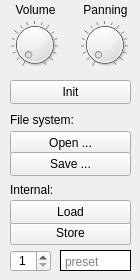
This is programwidget.ui in Marzac/OPA-Editor as Qt 5 draws it before an edit. The edited form follows.
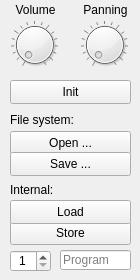
This is the edited form.

```diff
--- a/programwidget.ui
+++ b/programwidget.ui
@@ -48,9 +48,9 @@
   <widget class="QLabel" name="volumeLabel">
    <property name="geometry">
     <rect>
-     <x>10</x>
+     <x>0</x>
      <y>0</y>
-     <width>51</width>
+     <width>71</width>
      <height>20</height>
     </rect>
    </property>
@@ -96,9 +96,9 @@
   <widget class="QLabel" name="panningLabel">
    <property name="geometry">
     <rect>
-     <x>80</x>
+     <x>70</x>
      <y>0</y>
-     <width>51</width>
+     <width>71</width>
      <height>20</height>
     </rect>
    </property>
@@ -193,35 +193,23 @@
     <string>Internal:</string>
    </property>
   </widget>
-  <widget class="QPlainTextEdit" name="slotNameEdit">
-   <property name="enabled">
-    <bool>true</bool>
-   </property>
+  <widget class="QLineEdit" name="nameLine">
    <property name="geometry">
     <rect>
      <x>60</x>
      <y>250</y>
      <width>71</width>
-     <height>21</height>
+     <height>20</height>
     </rect>
    </property>
    <property name="inputMethodHints">
     <set>Qt::ImhNone</set>
    </property>
-   <property name="frameShape">
-    <enum>QFrame::Box</enum>
-   </property>
-   <property name="frameShadow">
-    <enum>QFrame::Plain</enum>
-   </property>
-   <property name="verticalScrollBarPolicy">
-    <enum>Qt::ScrollBarAlwaysOff</enum>
-   </property>
-   <property name="horizontalScrollBarPolicy">
-    <enum>Qt::ScrollBarAlwaysOff</enum>
+   <property name="frame">
+    <bool>true</bool>
    </property>
    <property name="placeholderText">
-    <string>preset</string>
+    <string>Program</string>
    </property>
   </widget>
   <zorder>openButton</zorder>
```
Left out of the diff: 6 changed lines with no effect on the pictures.
